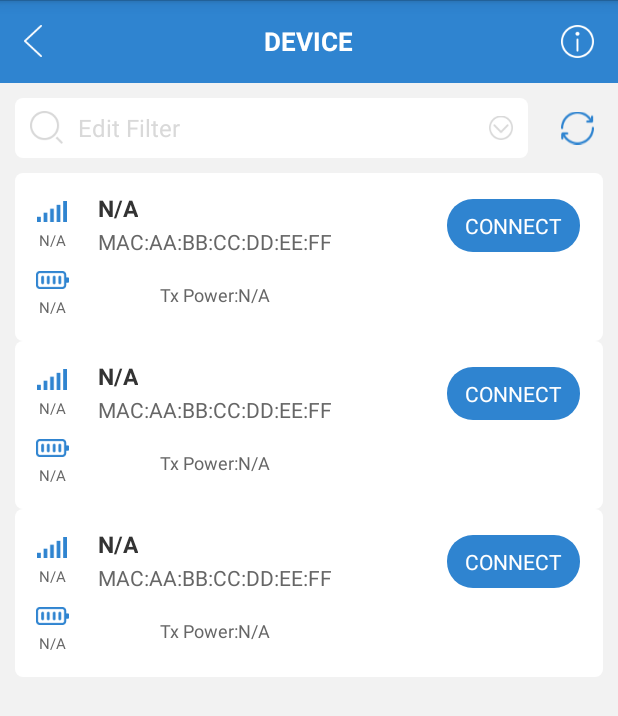
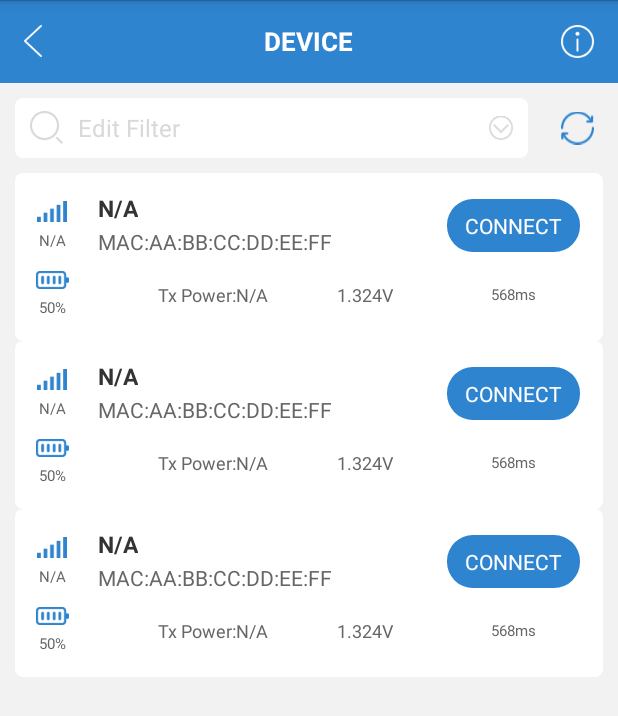
Before and after one commit to MKLoRa/MKLoRa-LW006-BT-Android, an Android app: the layout lw006_activity_main.xml on its own in the app's theme, with its tools: preview values and no code run, on a phone screen of 412 x 824 dp. Shown: the top 716 px of the screen. Run offline under Robolectric (Android 15) with nearby library versions, the phone set to English and light mode, and no system bars.

Commit message:
Feature:设备扫描、广播数据解析

```diff
--- a/app/src/main/java/com/moko/lw006/activity/DeviceInfoActivity.java
+++ b/app/src/main/java/com/moko/lw006/activity/DeviceInfoActivity.java
@@ -48,7 +48,6 @@ import java.util.Timer;
 import java.util.TimerTask;
 
 public class DeviceInfoActivity extends BaseActivity implements RadioGroup.OnCheckedChangeListener {
-
     private Lw006ActivityDeviceInfoBinding mBind;
     private FragmentManager fragmentManager;
     private LoRaFragment loraFragment;
@@ -61,7 +60,7 @@ public class DeviceInfoActivity extends BaseActivity implements RadioGroup.OnChe
     private int mSelectUploadMode;
     private boolean mReceiverTag = false;
     private int disConnectType;
-    // 0x00:LR1110,0x10:L76
+    // 0x00:LR1110,0x01:L76
     private int mDeviceType;
 
     private boolean savedParamsError;
--- a/app/src/main/java/com/moko/lw006/activity/LoRaConnSettingActivity.java
+++ b/app/src/main/java/com/moko/lw006/activity/LoRaConnSettingActivity.java
@@ -35,8 +35,6 @@ import java.util.Arrays;
 import java.util.List;
 
 public class LoRaConnSettingActivity extends BaseActivity implements CompoundButton.OnCheckedChangeListener {
-
-
     private Lw006ActivityConnSettingBinding mBind;
 
     private boolean mReceiverTag = false;
--- a/app/src/main/java/com/moko/lw006/entity/AdvInfo.java
+++ b/app/src/main/java/com/moko/lw006/entity/AdvInfo.java
@@ -5,10 +5,11 @@ public class AdvInfo {
     public int deviceType;
     public int rssi;
     public String mac;
-    public boolean lowPower;
+    public int powerPercent;
     public long scanTime;
     public long intervalTime;
     public int txPower;
     public boolean verifyEnable;
     public boolean connectable;
+    public int batteryVoltage;
 }
--- a/app/src/main/res/layout/lw006_list_item_device.xml
+++ b/app/src/main/res/layout/lw006_list_item_device.xml
@@ -1,13 +1,12 @@
 <?xml version="1.0" encoding="utf-8"?>
 <androidx.constraintlayout.widget.ConstraintLayout xmlns:android="http://schemas.android.com/apk/res/android"
     xmlns:app="http://schemas.android.com/apk/res-auto"
+    xmlns:tools="http://schemas.android.com/tools"
     android:layout_width="match_parent"
     android:layout_height="wrap_content"
-    xmlns:tools="http://schemas.android.com/tools"
     android:background="@drawable/lw006_shape_radius_white_bg"
-    tools:viewBindingIgnore="true"
-    android:paddingBottom="15dp">
-
+    android:paddingBottom="15dp"
+    tools:viewBindingIgnore="true">
 
     <TextView
         android:id="@+id/tv_name"
@@ -83,13 +82,14 @@
             app:layout_constraintTop_toBottomOf="@id/tv_rssi" />
 
         <TextView
-            android:id="@+id/tv_battery"
+            android:id="@+id/tv_battery_percent"
             android:layout_width="wrap_content"
             android:layout_height="wrap_content"
             android:layout_marginTop="5dp"
             android:text="N/A"
             android:textColor="@color/lw006_grey_666666"
-            android:textSize="10sp" />
+            android:textSize="10sp"
+            tools:text="50%" />
     </LinearLayout>
 
     <TextView
@@ -101,21 +101,33 @@
         android:textColor="@color/lw006_grey_666666"
         android:textSize="12sp"
         app:layout_constraintBottom_toBottomOf="@id/ll_battery"
-        app:layout_constraintLeft_toLeftOf="@id/tv_name"
-        app:layout_constraintRight_toRightOf="@id/tv_mac"
+        app:layout_constraintLeft_toRightOf="@+id/ll_battery"
+        app:layout_constraintRight_toLeftOf="@+id/tvBattery"
         app:layout_constraintTop_toTopOf="@id/ll_battery" />
+
+    <TextView
+        android:id="@+id/tvBattery"
+        android:layout_width="wrap_content"
+        android:layout_height="wrap_content"
+        app:layout_constraintBottom_toBottomOf="@+id/tv_tx_power"
+        app:layout_constraintLeft_toRightOf="@+id/tv_tx_power"
+        app:layout_constraintRight_toLeftOf="@+id/tv_track_interval"
+        app:layout_constraintTop_toTopOf="@+id/tv_tx_power"
+        android:textColor="@color/lw006_grey_666666"
+        android:textSize="12sp"
+        tools:text="1.324V" />
 
     <TextView
         android:id="@+id/tv_track_interval"
         android:layout_width="0dp"
         android:layout_height="wrap_content"
         android:gravity="center_horizontal"
-        android:text=""
         android:textColor="@color/lw006_grey_666666"
         android:textSize="10sp"
         app:layout_constraintBottom_toBottomOf="@id/ll_battery"
         app:layout_constraintLeft_toLeftOf="@id/tv_connect"
         app:layout_constraintRight_toRightOf="@id/tv_connect"
         app:layout_constraintTop_toTopOf="@id/ll_battery"
-        app:layout_constraintWidth_percent="0.18" />
+        app:layout_constraintWidth_percent="0.18"
+        tools:text="568ms" />
 </androidx.constraintlayout.widget.ConstraintLayout>
--- a/mokosupport/src/main/java/com/moko/support/lw006/entity/OrderCHAR.java
+++ b/mokosupport/src/main/java/com/moko/support/lw006/entity/OrderCHAR.java
@@ -15,11 +15,11 @@ public enum OrderCHAR implements Serializable {
     CHAR_PASSWORD(UUID.fromString("0000AA00-0000-1000-8000-00805F9B34FB")),
     CHAR_DISCONNECTED_NOTIFY(UUID.fromString("0000AA01-0000-1000-8000-00805F9B34FB")),
     CHAR_PARAMS(UUID.fromString("0000AA02-0000-1000-8000-00805F9B34FB")),
-    CHAR_STORAGE_DATA_NOTIFY(UUID.fromString("0000AA03-0000-1000-8000-00805F9B34FB")),
+    CHAR_STORAGE_DATA_NOTIFY(UUID.fromString("0000AA04-0000-1000-8000-00805F9B34FB")),
     CHAR_LOG(UUID.fromString("0000AA05-0000-1000-8000-00805F9B34FB")),
     ;
 
-    private UUID uuid;
+    private final UUID uuid;
 
     OrderCHAR(UUID uuid) {
         this.uuid = uuid;
--- a/mokosupport/src/main/java/com/moko/support/lw006/entity/OrderServices.java
+++ b/mokosupport/src/main/java/com/moko/support/lw006/entity/OrderServices.java
@@ -5,7 +5,7 @@ import java.util.UUID;
 public enum OrderServices {
     SERVICE_DEVICE_INFO(UUID.fromString("0000180A-0000-1000-8000-00805F9B34FB")),
     SERVICE_CUSTOM(UUID.fromString("0000AA00-0000-1000-8000-00805F9B34FB")),
-    SERVICE_ADV(UUID.fromString("0000AA09-0000-1000-8000-00805F9B34FB")),
+    SERVICE_ADV(UUID.fromString("0000AA0D-0000-1000-8000-00805F9B34FB")),
     ;
     private UUID uuid;
 
```
Also changed, not shown: app/src/main/java/com/moko/lw006/activity/LoRaLW006MainActivity.java (+5 -13 lines), app/src/main/java/com/moko/lw006/adapter/DeviceListAdapter.java (+5 -2 lines), app/src/main/java/com/moko/lw006/utils/AdvInfoAnalysisImpl.java (+19 -31 lines).
